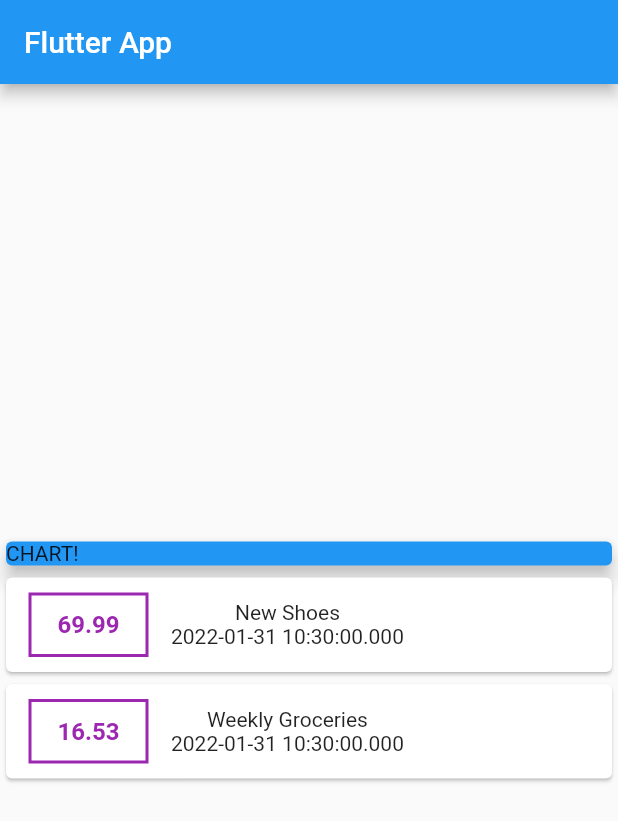
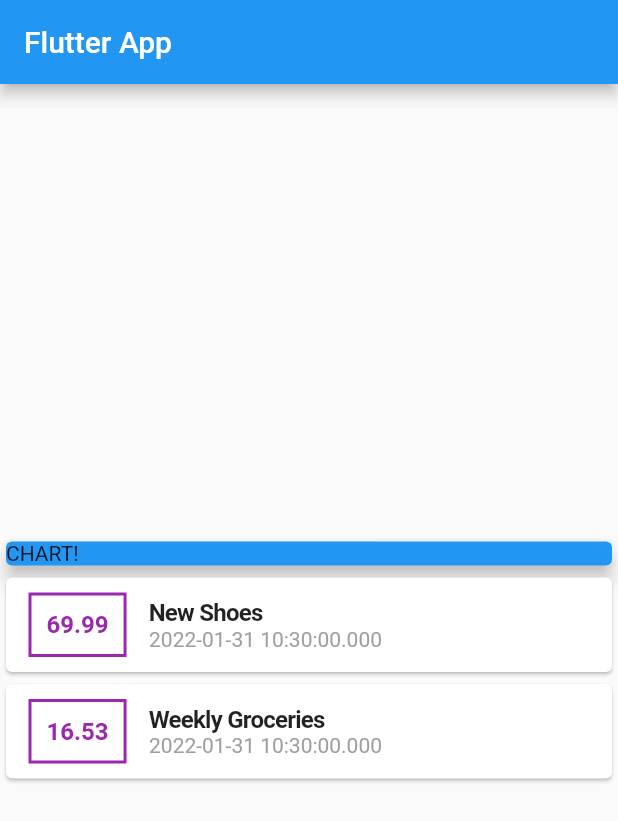
Before and after one commit to wonkooklee/flutter_expenses_app, a Flutter app: the screen it shows after launch, on a phone screen of 412 x 824 dp. Shown: the top 821 px of the screen. Run offline on Flutter 3.47's test engine with Material 2 defaults, Android fonts, the phone set to English and light mode, and no system bars.

Commit message:
More Styles on Text

```diff
--- a/lib/main.dart
+++ b/lib/main.dart
@@ -54,7 +54,6 @@ class MyHomePage extends StatelessWidget {
                 child: Row(
                   children: <Widget>[
                     Container(
-                      width: 80,
                       margin: EdgeInsets.symmetric(
                         vertical: 10,
                         horizontal: 15,
@@ -72,14 +71,22 @@ class MyHomePage extends StatelessWidget {
                             fontWeight: FontWeight.bold,
                             fontSize: 16,
                             color: Colors.purple),
-                        textAlign: TextAlign.center,
                       ),
                     ),
                     Column(
+                      crossAxisAlignment: CrossAxisAlignment.start,
                       children: <Widget>[
-                        Text(tx.title),
+                        Text(
+                          tx.title,
+                          style: TextStyle(
+                            fontSize: 16,
+                            fontWeight: FontWeight.bold,
+                            letterSpacing: -0.5,
+                          ),
+                        ),
                         Text(
                           tx.date.toString(),
+                          style: TextStyle(color: Colors.grey[500]),
                         ),
                       ],
                     )
```
